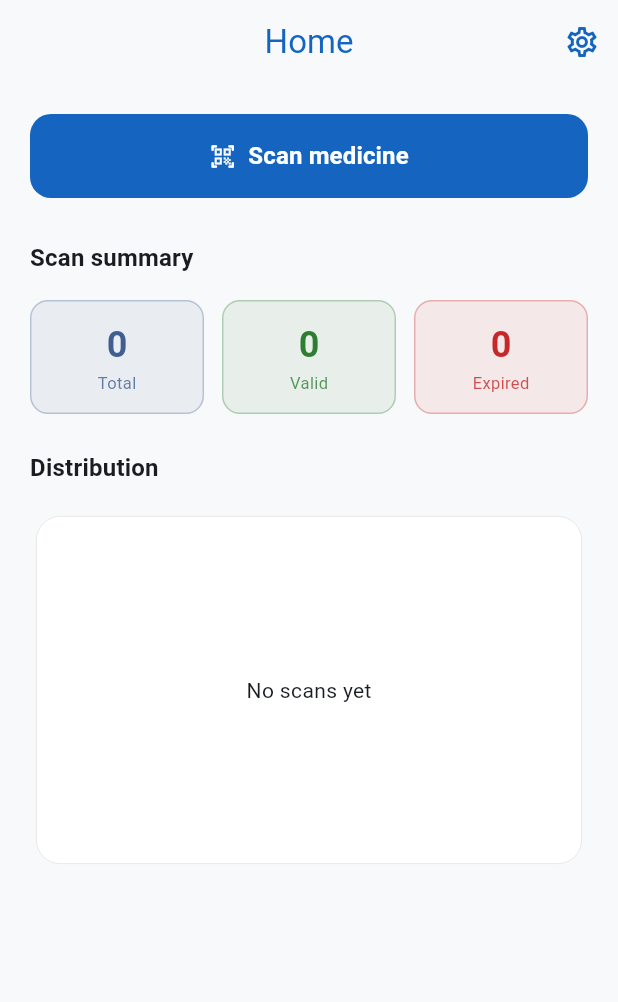
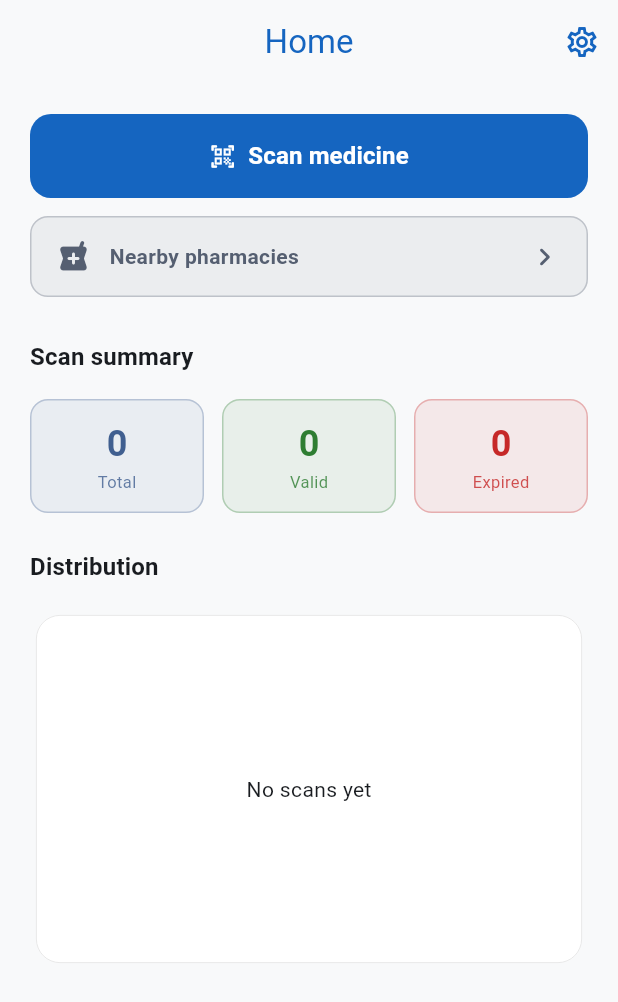
Before and after one commit to andresZam12/proyecto_Verifarmac, a Flutter app: the DashboardPage screen opened by its route, on a phone screen of 412 x 824 dp. Shown: the top 1002 px of the screen. Run offline on Flutter 3.47's test engine with Material 3 defaults, Android fonts, the phone set to English and light mode, and no system bars; our stand-ins replace camera, connectivity_plus, dio, fl_chart, flutter_map, flutter_riverpod and 6 more; missing offline and left inert: google_mlkit_text_recognition, mobile_scanner; accounts and stored records are empty; Roboto replaces fonts that are missing (Poppins).

Commit message:
estadísticas del home ahora se actualizan y mapa accesible desde inicio
- al escanear un medicamento exitosamente, el dashboard recarga las estadísticas automáticamente
- agregada tarjeta de acceso a farmacias cercanas en el home

Co-Authored-By: Claude Sonnet 4.6 <noreply@anthropic.com>

```diff
--- a/veri_farmac/lib/features/dashboard/presentation/pages/dashboard_page.dart
+++ b/veri_farmac/lib/features/dashboard/presentation/pages/dashboard_page.dart
@@ -52,6 +52,12 @@ class _DashboardPageState extends ConsumerState<DashboardPage> {
                       // Botón principal de escaneo
                       QuickScanButton(
                         onPress: () => context.push(AppRoutes.scanner),
+                      ),
+                      const SizedBox(height: 12),
+
+                      // Acceso al mapa de farmacias
+                      _PharmacyCard(
+                        onPress: () => context.push(AppRoutes.map),
                       ),
                       const SizedBox(height: 28),
 
@@ -109,6 +115,40 @@ class _DashboardPageState extends ConsumerState<DashboardPage> {
   }
 }
 
+class _PharmacyCard extends StatelessWidget {
+  const _PharmacyCard({required this.onPress});
+  final VoidCallback onPress;
+
+  @override
+  Widget build(BuildContext context) {
+    final color = Theme.of(context).colorScheme.secondary;
+    return InkWell(
+      onTap: onPress,
+      borderRadius: BorderRadius.circular(12),
+      child: Container(
+        width: double.infinity,
+        padding: const EdgeInsets.symmetric(horizontal: 16, vertical: 14),
+        decoration: BoxDecoration(
+          color: color.withValues(alpha: 0.08),
+          borderRadius: BorderRadius.circular(12),
+          border: Border.all(color: color.withValues(alpha: 0.3)),
+        ),
+        child: Row(children: [
+          Icon(Icons.local_pharmacy_rounded, color: color),
+          const SizedBox(width: 12),
+          Expanded(
+            child: Text(
+              context.l10n.nearbyPharmacies,
+              style: TextStyle(fontWeight: FontWeight.w600, color: color),
+            ),
+          ),
+          Icon(Icons.chevron_right_rounded, color: color),
+        ]),
+      ),
+    );
+  }
+}
+
 class _StatusCard extends StatelessWidget {
   const _StatusCard({required this.label, required this.count, required this.color});
   final String label;
--- a/veri_farmac/lib/features/medicine_detail/presentation/pages/medicine_detail_page.dart
+++ b/veri_farmac/lib/features/medicine_detail/presentation/pages/medicine_detail_page.dart
@@ -5,6 +5,7 @@ import '../../../../shared/widgets/app_error_widget.dart';
 import '../../../../shared/widgets/app_empty_state.dart';
 import '../../../../shared/widgets/confidence_bar.dart';
 import '../../../../l10n/app_localizations.dart';
+import '../../../dashboard/presentation/providers/dashboard_provider.dart';
 import '../../../history/data/datasources/history_local_datasource.dart';
 import '../../../history/data/models/history_entry_model.dart';
 import '../../../scanner/domain/entities/scan_result.dart';
@@ -48,6 +49,7 @@ class _MedicineDetailPageState extends ConsumerState<MedicineDetailPage> {
     );
     try {
       await HistoryLocalDataSource().save(entry);
+      ref.read(dashboardProvider.notifier).load();
     } catch (_) {}
   }
 
```
